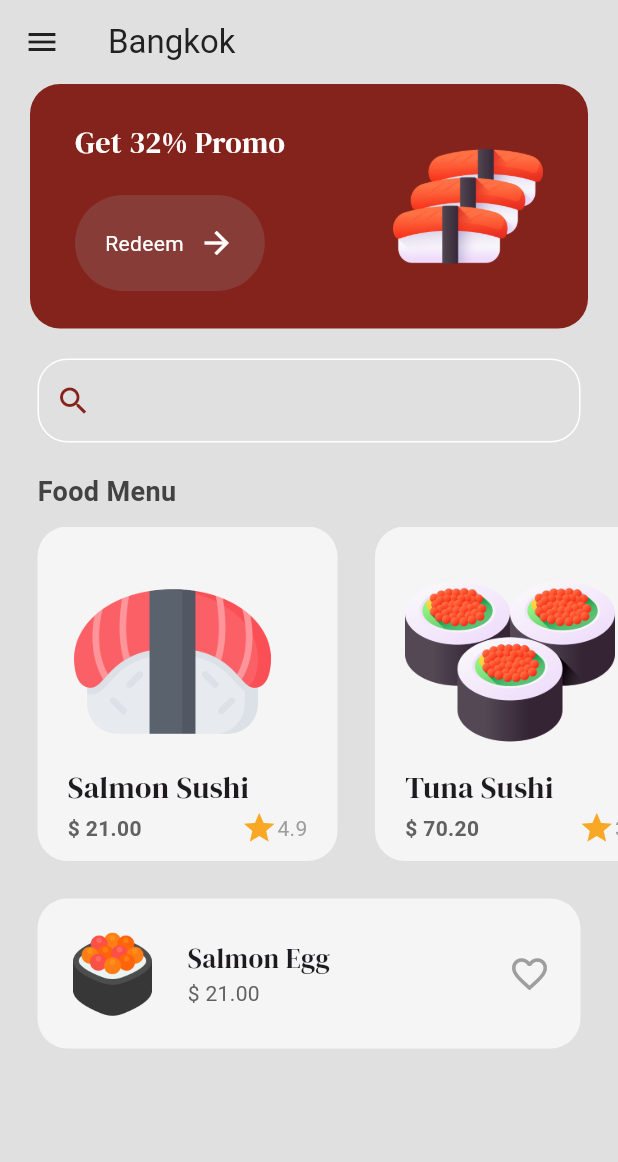
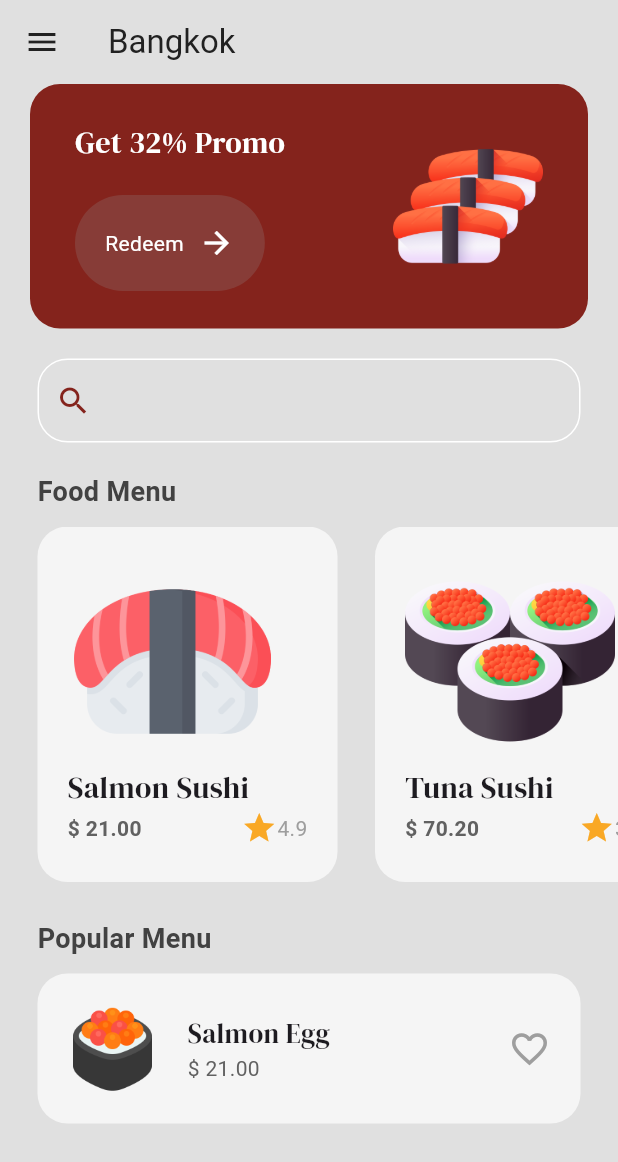
Before and after one commit to phanuphong100stars/flutter_restaurant_app, a Flutter app: the MenuPage screen opened by its route, on a phone screen of 412 x 824 dp. Shown: the top 1162 px of the screen. Run offline on Flutter 3.47's test engine with Material 3 defaults, Android fonts, the phone set to English and light mode, and no system bars; our stand-ins replace google_fonts.

Commit message:
feat: menu title

```diff
--- a/lib/pages/menu_page.dart
+++ b/lib/pages/menu_page.dart
@@ -143,6 +143,19 @@ class _MenuPageState extends State<MenuPage> {
 
             // Popular Food
 
+            Padding(
+                padding: const EdgeInsets.symmetric(horizontal: 25),
+                child: Text('Popular Menu',
+                    style: TextStyle(
+                      fontWeight: FontWeight.bold,
+                      color: Colors.grey[800],
+                      fontSize: 18,
+                    ))),
+
+            const SizedBox(
+              height: 10,
+            ),
+
             Container(
               decoration: BoxDecoration(
                 color: Colors.grey[100],
@@ -194,7 +207,7 @@ class _MenuPageState extends State<MenuPage> {
             ),
 
             const SizedBox(
-              height: 100,
+              height: 50,
             ),
           ],
         ));
```
